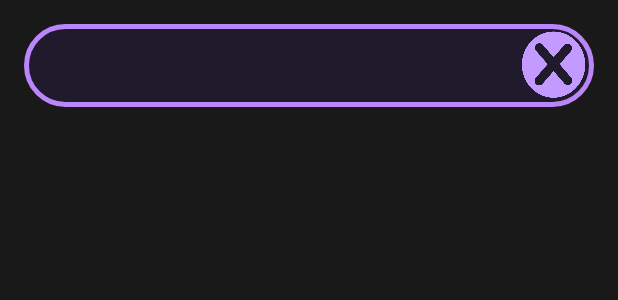
After one commit to DAguileraBusselle/GameToday, an Android app: the layout fragment_search.xml on its own in the app's theme, with its tools: preview values and no code run, on a phone screen of 412 x 824 dp. The commit adds this screen. Shown: the top 300 px of the screen. Run offline under Robolectric (Android 15) with nearby library versions, the phone set to English and light mode, and no system bars.

Commit message:
empiezo busqueda de usuarios

```diff
--- /dev/null
+++ b/app/src/main/res/layout/fragment_search.xml
@@ -0,0 +1,47 @@
+<?xml version="1.0" encoding="utf-8"?>
+<RelativeLayout xmlns:android="http://schemas.android.com/apk/res/android"
+    xmlns:tools="http://schemas.android.com/tools"
+    android:layout_width="match_parent"
+    android:layout_height="match_parent"
+    xmlns:app="http://schemas.android.com/apk/res-auto"
+    tools:context=".fragments.SearchFragment"
+    android:background="@color/gris_guay">
+
+    <LinearLayout
+        android:layout_marginTop="@dimen/padding"
+        android:layout_marginLeft="@dimen/padding"
+        android:layout_marginRight="@dimen/padding"
+        android:id="@+id/llSearchUsuario"
+        android:orientation="horizontal"
+        android:layout_width="match_parent"
+        android:layout_height="wrap_content"
+        android:background="@drawable/outline_button">
+
+        <EditText
+            android:layout_marginLeft="15dp"
+            android:backgroundTint="@color/trans"
+            android:layout_weight="1"
+            android:fontFamily="@font/conthrax_sb"
+            android:id="@+id/etSearchUsuario"
+            android:layout_width="match_parent"
+            android:layout_height="wrap_content"
+
+            />
+        <ImageView
+            android:id="@+id/btnBorrarSearch"
+            android:layout_width="50dp"
+            android:layout_height="55dp"
+            android:layout_marginRight="2dp"
+            android:src="@drawable/cross"/>
+    </LinearLayout>
+
+    <androidx.recyclerview.widget.RecyclerView
+        android:layout_marginTop="8dp"
+        android:layout_below="@id/llSearchUsuario"
+        android:id="@+id/rvSearch"
+        android:layout_width="match_parent"
+        android:layout_height="wrap_content"
+        />
+
+
+</RelativeLayout>
--- a/app/src/main/res/values/colors.xml
+++ b/app/src/main/res/values/colors.xml
@@ -14,6 +14,7 @@
     <color name="rosa">#FF00FB</color>
     <color name="rojo_suave">#FFB6B1</color>
     <color name="morao_trans">#333A1F78</color>
+    <color name="trans">#00000000</color>
     <color name="morao_trans_oscuro">#33160343</color>
     <color name="morao_trans_menos">#88AF92F3</color>
     <color name="morrao">#810D68</color>
--- a/app/src/main/res/values/strings.xml
+++ b/app/src/main/res/values/strings.xml
@@ -46,4 +46,5 @@
     <string name="aceptar">ACEPTAR</string>
     <string name="btn_cambiar_foto">CAMBIAR FOTO</string>
     <string name="toast_foto_subida">Foto subida con éxito</string>
+    <string name="btn_seguir">SEGUIR</string>
 </resources>
```
Also changed, not shown: app/src/main/java/com/dam/gametoday/fragments/SearchFragment.java (added, +73 -0 lines), app/src/main/java/com/dam/gametoday/rvUtils/SearchAdapter.java (added, +94 -0 lines), app/src/main/res/drawable/redondo_morao_chilling.xml (added, +13 -0 lines), app/src/main/res/layout/activity_home.xml (+25 -12 lines), app/src/main/res/layout/search_layout.xml (added, +61 -0 lines).
